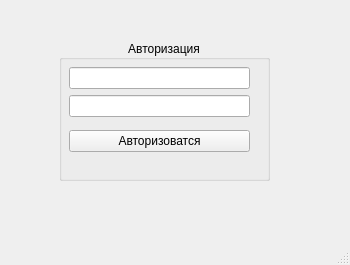
Old version of the form client_interface/mainwindow.ui in the repository vvvver/Tech_prog.
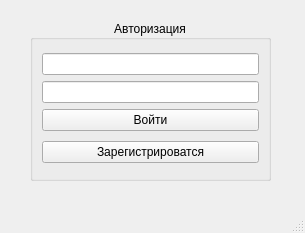
New version of the form.

```diff
--- a/client_interface/mainwindow.ui
+++ b/client_interface/mainwindow.ui
@@ -6,8 +6,8 @@
    <rect>
     <x>0</x>
     <y>0</y>
-    <width>350</width>
-    <height>265</height>
+    <width>305</width>
+    <height>233</height>
    </rect>
   </property>
   <property name="windowTitle">
@@ -17,10 +17,10 @@
    <widget class="QGroupBox" name="groupBox">
     <property name="geometry">
      <rect>
-      <x>59</x>
-      <y>40</y>
-      <width>211</width>
-      <height>141</height>
+      <x>30</x>
+      <y>20</y>
+      <width>241</width>
+      <height>161</height>
      </rect>
     </property>
     <property name="title">
@@ -32,15 +32,8 @@
     <property name="checkable">
      <bool>false</bool>
     </property>
-    <widget class="QWidget" name="">
-     <property name="geometry">
-      <rect>
-       <x>10</x>
-       <y>20</y>
-       <width>181</width>
-       <height>101</height>
-      </rect>
-     </property>
+    <layout class="QVBoxLayout" name="verticalLayout_3">
+     <item>
      <layout class="QVBoxLayout" name="verticalLayout_2">
       <item>
        <layout class="QVBoxLayout" name="verticalLayout">
@@ -85,12 +78,20 @@
       <item>
        <widget class="QPushButton" name="pushButton">
         <property name="text">
-         <string>Авторизоватся</string>
+          <string>Войти</string>
         </property>
        </widget>
       </item>
      </layout>
-    </widget>
+     </item>
+     <item>
+      <widget class="QPushButton" name="regButton">
+       <property name="text">
+        <string>Зарегистрироватся</string>
+       </property>
+      </widget>
+     </item>
+    </layout>
    </widget>
   </widget>
   <widget class="QMenuBar" name="menubar">
```
Left out of the diff: 4 changed lines with no effect on the pictures. Lines whose indentation alone changed are shown as unchanged.
